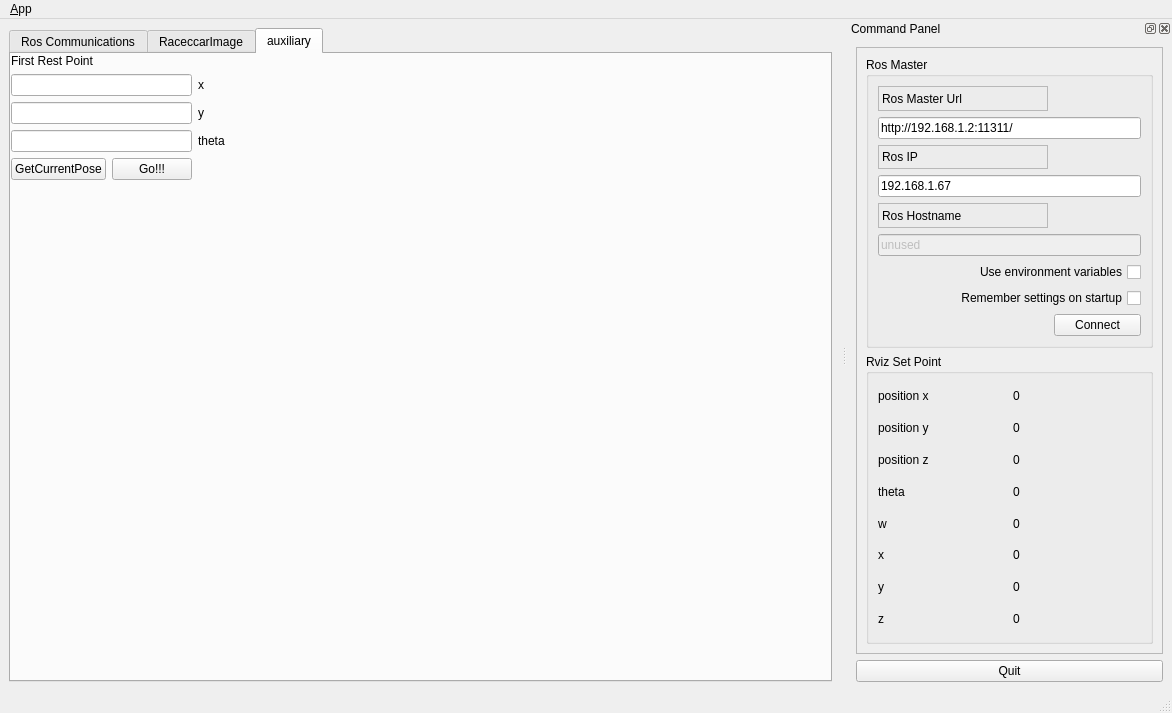
Before: the Qt Designer form racecar_cloud/ui/main_window.ui in weihaoysgs/racecar-cloud-ws, drawn with Qt 5.
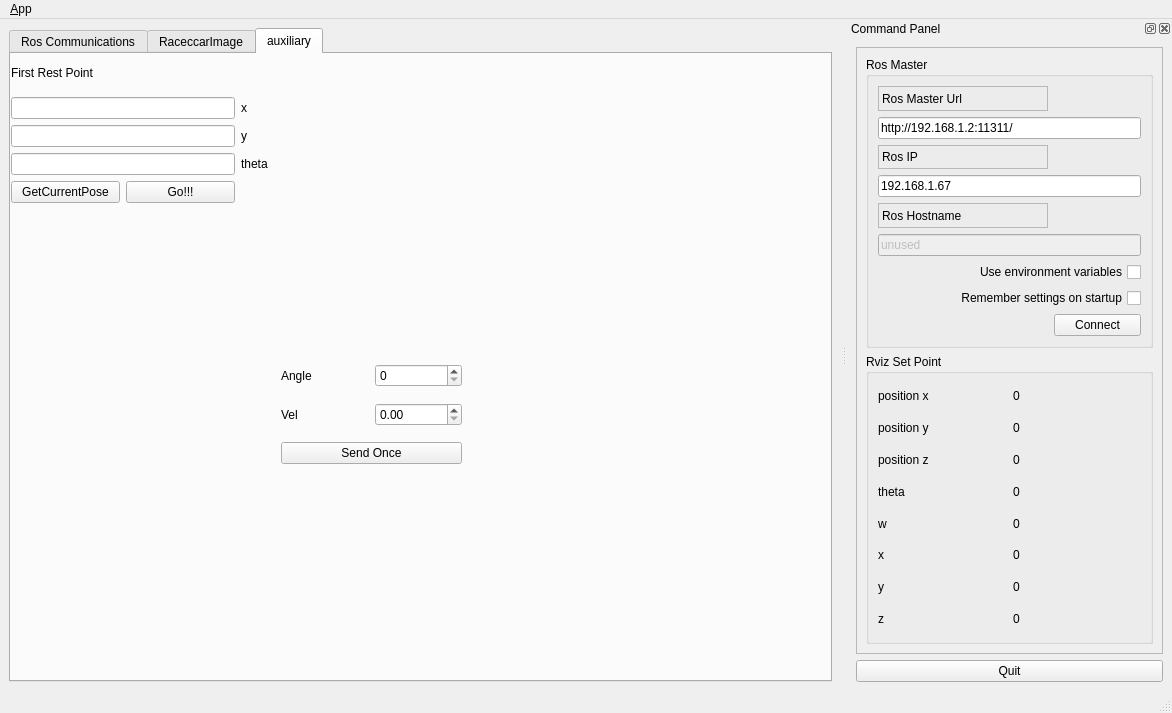
After: the same form once the commit is applied. The open tabs and pages were chosen to show the change. Icons and pictures are not drawn.

Patch:
```diff
--- a/racecar_cloud/ui/main_window.ui
+++ b/racecar_cloud/ui/main_window.ui
@@ -707,7 +707,15 @@
        <attribute name="title">
         <string>auxiliary</string>
        </attribute>
-       <widget class="QWidget" name="">
+       <widget class="QWidget" name="layoutWidget">
+        <property name="geometry">
+         <rect>
+          <x>0</x>
+          <y>0</y>
+          <width>257</width>
+          <height>149</height>
+         </rect>
+        </property>
         <layout class="QVBoxLayout" name="verticalLayout_12">
          <item>
           <widget class="QLabel" name="label_21">
@@ -785,6 +793,53 @@
          </item>
         </layout>
        </widget>
+       <widget class="QWidget" name="">
+        <property name="geometry">
+         <rect>
+          <x>270</x>
+          <y>300</y>
+          <width>181</width>
+          <height>121</height>
+         </rect>
+        </property>
+        <layout class="QVBoxLayout" name="verticalLayout_27">
+         <item>
+          <layout class="QHBoxLayout" name="horizontalLayout_19">
+           <item>
+            <widget class="QLabel" name="label_48">
+             <property name="text">
+              <string>Angle</string>
+             </property>
+            </widget>
+           </item>
+           <item>
+            <widget class="QSpinBox" name="spinBoxAckermanAngle"/>
+           </item>
+          </layout>
+         </item>
+         <item>
+          <layout class="QHBoxLayout" name="horizontalLayout_18">
+           <item>
+            <widget class="QLabel" name="label_47">
+             <property name="text">
+              <string>Vel</string>
+             </property>
+            </widget>
+           </item>
+           <item>
+            <widget class="QDoubleSpinBox" name="doubleSpinBoxAckermanVel"/>
+           </item>
+          </layout>
+         </item>
+         <item>
+          <widget class="QPushButton" name="pushButtonSendOnceAckermanCmdVel">
+           <property name="text">
+            <string>Send Once</string>
+           </property>
+          </widget>
+         </item>
+        </layout>
+       </widget>
       </widget>
      </widget>
     </item>
```
Left out of the diff: 4 changed lines with no effect on the pictures.
